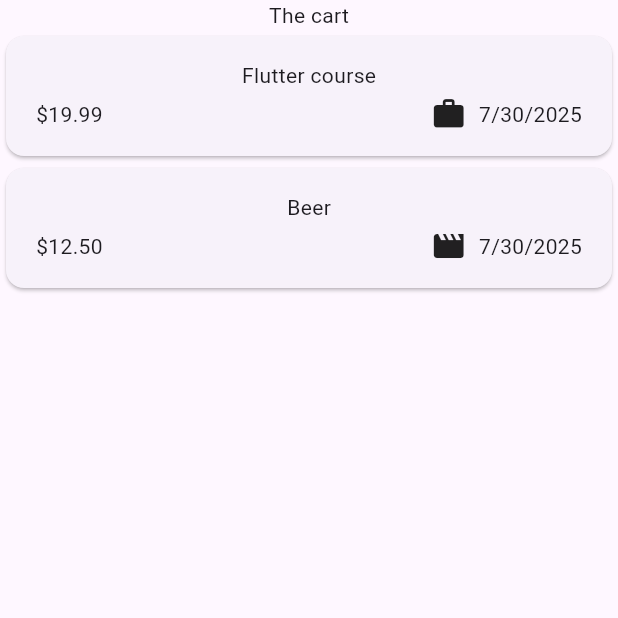
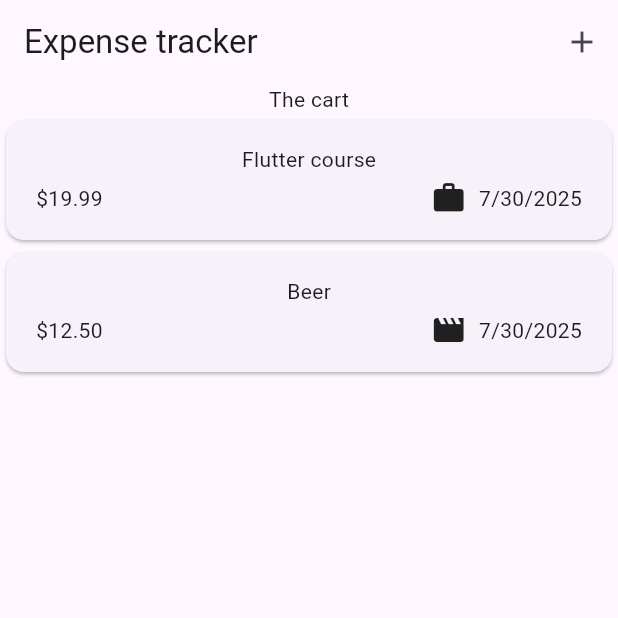
Before and after one commit to balazs1396/expense_tracker, a Flutter app: the screen it shows after launch, on a phone screen of 412 x 824 dp, the top half of it. Run offline on Flutter 3.47's test engine with Material 3 defaults, Android fonts, the phone set to English and light mode, and no system bars.

Commit message:
Add basic new Expense modal

```diff
--- a/lib/widgets/expenses.dart
+++ b/lib/widgets/expenses.dart
@@ -1,5 +1,6 @@
 import 'package:expense_tracker/widgets/expenses_list/expenses_list.dart';
 import 'package:expense_tracker/model/expense.dart';
+import 'package:expense_tracker/widgets/new_expense.dart';
 import 'package:flutter/material.dart';
 
 class Expenses extends StatefulWidget {
@@ -17,9 +18,21 @@ class _ExpensesState extends State<Expenses> {
     Expense(title: 'Beer', amount: 12.50, date: DateTime.now(), category: Category.leisure),
   ];
 
+  _openAddExpeneOverlay() {
+    // ctx means context
+    showModalBottomSheet(context: context, builder: (ctx) => const NewExpense(),);
+  }
+
   @override
   Widget build(BuildContext context) {
-    return Scaffold(body: Column(
+    return Scaffold(
+      appBar: AppBar(
+        title: Text('Expense tracker'),
+        actions: [
+          IconButton(onPressed: _openAddExpeneOverlay, icon: const Icon(Icons.add))
+        ],
+      ),
+      body: Column(
       children: [
         Text('The cart'),
         Expanded(child: ExpensesList(expenses: _reqisteredExpenses))
```
Also changed, not shown: lib/widgets/new_expense.dart (added, +20 -0 lines).
